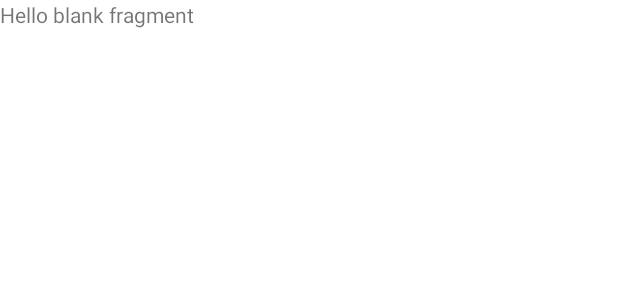
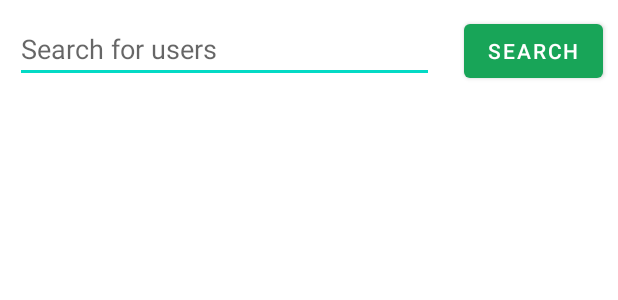
Before and after one commit to FokaKefir/LinkHub, an Android app: the layout fragment_search_user.xml on its own in the app's theme, with its tools: preview values and no code run, on a phone screen of 412 x 824 dp. Shown: the top 300 px of the screen. Run offline under Robolectric (Android 15) with nearby library versions, the phone set to English and light mode, and no system bars.

Commit message:
sziasztok, UserDatabaseManager, fragmentuser

```diff
--- /dev/null
+++ b/app/src/main/java/com/fokakefir/linkhub/logic/database/UsersDatabaseManager.java
@@ -0,0 +1,4 @@
+package com.fokakefir.linkhub.logic.database;
+
+public class UsersDatabaseManager {
+}
--- a/app/src/main/res/layout/fragment_search_user.xml
+++ b/app/src/main/res/layout/fragment_search_user.xml
@@ -1,15 +1,37 @@
 <?xml version="1.0" encoding="utf-8"?>
-<FrameLayout xmlns:android="http://schemas.android.com/apk/res/android"
+<RelativeLayout xmlns:android="http://schemas.android.com/apk/res/android"
     xmlns:tools="http://schemas.android.com/tools"
     android:layout_width="match_parent"
     android:layout_height="match_parent"
     xmlns:app="http://schemas.android.com/apk/res-auto"
-    tools:context=".gui.fragment.UserFragment">
+    tools:context=".gui.fragment.UserFragment"
+    android:background="@color/white">
 
-    <!-- TODO: Update blank fragment layout -->
-    <TextView
+    <EditText
+        android:id="@+id/txt_user_search"
+        android:layout_width="match_parent"
+        android:layout_height="wrap_content"
+        android:layout_marginStart="10dp"
+        android:layout_marginTop="10dp"
+
+        android:layout_marginEnd="10dp"
+        android:layout_marginBottom="10dp"
+        android:layout_toStartOf="@id/btn_user_search"
+        android:hint="Search for users"/>
+
+    <Button
+        android:id="@+id/btn_user_search"
+        android:layout_width="wrap_content"
+        android:layout_height="wrap_content"
+        android:text="Search"
+        android:layout_margin="10dp"
+        android:layout_alignParentEnd="true"/>
+
+    <androidx.recyclerview.widget.RecyclerView
+        android:id="@+id/recycler_user_search"
+        android:layout_below="@id/txt_user_search"
         android:layout_width="match_parent"
         android:layout_height="match_parent"
-        android:text="@string/hello_blank_fragment" />
+        tools:ignore="NotSibling" />
 
-</FrameLayout>
+</RelativeLayout>
```
Also changed, not shown: app/src/main/java/com/fokakefir/linkhub/gui/fragment/SearchUserFragment.java (+27 -2 lines), app/src/main/java/com/fokakefir/linkhub/gui/recyclerview/UserSearchAdapter.java (added, +95 -0 lines), app/src/main/res/layout/example_search_user.xml (added, +42 -0 lines), app/src/main/res/layout/fragment_search.xml (+7 -6 lines).
